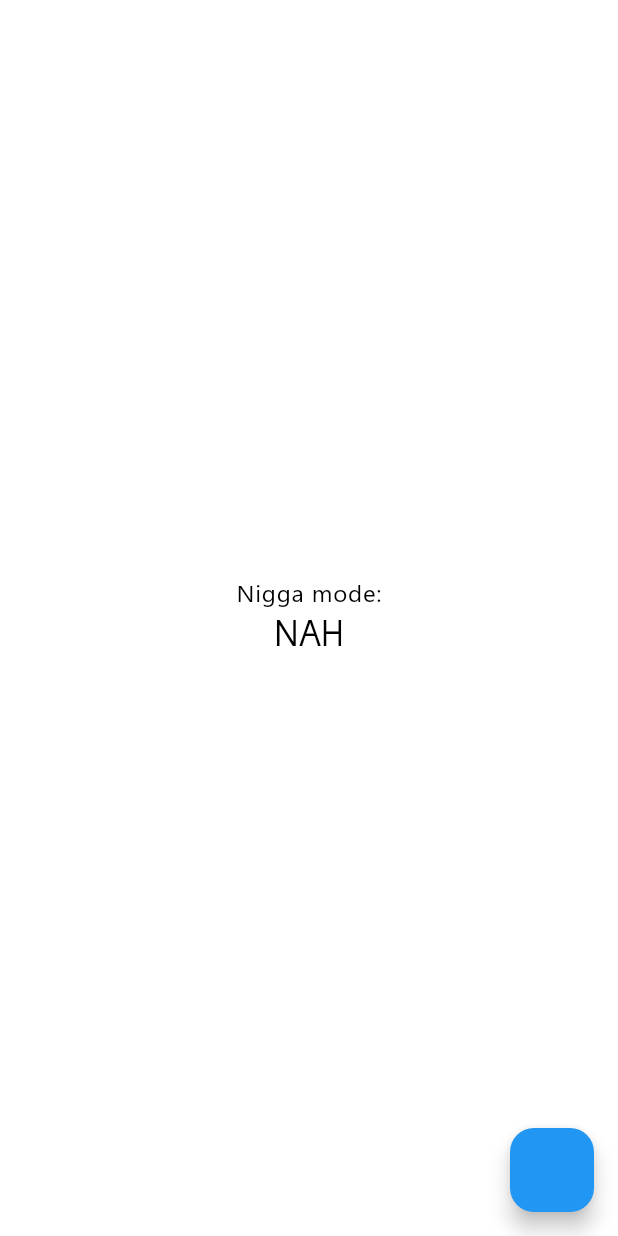
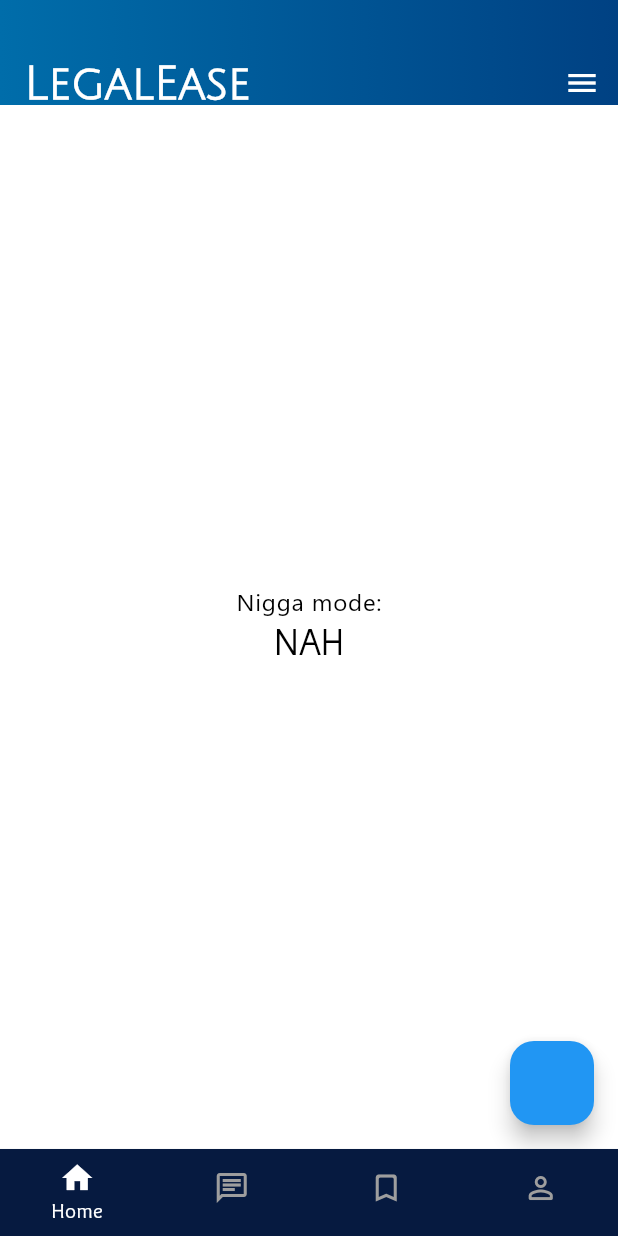
Before and after one commit to LahiruHW/toasties_kitahack, a Flutter app: the screen it shows after launch, on a phone screen of 412 x 824 dp. Run offline on Flutter 3.47's test engine with Material 3 defaults, Android fonts, the light colour scheme and no system bars; our stand-ins replace flutter_native_splash, go_router.

Commit message:
add basic GoRouter navigation

```diff
--- /dev/null
+++ b/toasties_flutter/lib/common/toastie_router.dart
@@ -0,0 +1,57 @@
+import 'package:flutter/material.dart';
+import 'package:go_router/go_router.dart';
+import 'package:toasties_flutter/chat.dart';
+import 'package:toasties_flutter/base.dart';
+import 'package:toasties_flutter/home.dart';
+import 'package:toasties_flutter/profile.dart';
+import 'package:toasties_flutter/saved.dart';
+
+class ToastieRouter {
+  static final GoRouter router = GoRouter(
+
+    initialLocation: '/',
+
+    routes: <RouteBase>[
+      // StatefulShellRoute.indexedStack(branches: branches)
+
+      GoRoute(
+        path: '/',
+        pageBuilder: (context, state) => const MaterialPage(
+          child: Base(
+            bodyWidget: HomePage(),
+          ),
+        ),
+      ),
+
+      ShellRoute(
+        routes: [
+          GoRoute(
+            name: 'home',
+            path: '/home',
+            pageBuilder: (context, state) =>
+                const MaterialPage(child: HomePage()),
+          ),
+          GoRoute(
+            name: "chat",
+            path: '/chat',
+            pageBuilder: (context, state) =>
+                const MaterialPage(child: ChatPage()),
+          ),
+          GoRoute(
+            name: "saved",
+            path: '/saved',
+            pageBuilder: (context, state) =>
+                const MaterialPage(child: SavedPage()),
+          ),
+          GoRoute(
+            name: "profile",
+            path: '/profile',
+            pageBuilder: (context, state) =>
+                const MaterialPage(child: ProfilePage()),
+          ),
+        ],
+        builder: (context, state, child) => Base(bodyWidget: child),
+      ),
+    ],
+  );
+}
--- a/toasties_flutter/lib/main.dart
+++ b/toasties_flutter/lib/main.dart
@@ -2,7 +2,7 @@ import 'package:flutter/material.dart';
 import 'package:flutter_native_splash/flutter_native_splash.dart';
 import 'package:provider/provider.dart';
 import 'package:toasties_flutter/common/state_provider.dart';
-import 'package:toasties_flutter/home.dart';
+import 'package:toasties_flutter/common/toastie_router.dart';
 import 'package:toasties_flutter/toasties_theme.dart';
 
 Future<void> main() async {
@@ -39,15 +39,18 @@ class LegalEaseApp extends StatelessWidget {
 
   @override
   Widget build(BuildContext context) {
-    return MaterialApp(
+    return Consumer<ToastieStateProvider>(
+      builder: (context, provider, child) => MaterialApp.router(
+        routerConfig: ToastieRouter.router,
         title: 'LegalEase',
-      themeMode: ThemeMode.system,
+        themeMode:
+            provider.settings.isDarkMode ? ThemeMode.dark : ThemeMode.light,
         theme: ToastiesAppTheme.lightTheme,
         darkTheme: ToastiesAppTheme.darkTheme,
         themeAnimationDuration: const Duration(milliseconds: 500),
         themeAnimationCurve: Curves.easeInOut,
         debugShowCheckedModeBanner: false,
-      home: const HomePage(title: 'Flutter Demo Home Page'),
+      ),
     );
   }
 }
```
Also changed, not shown: toasties_flutter/lib/chat.dart (added, +35 -0 lines), toasties_flutter/lib/profile.dart (added, +35 -0 lines), toasties_flutter/lib/saved.dart (added, +35 -0 lines). Lines whose indentation alone changed are shown as unchanged.
